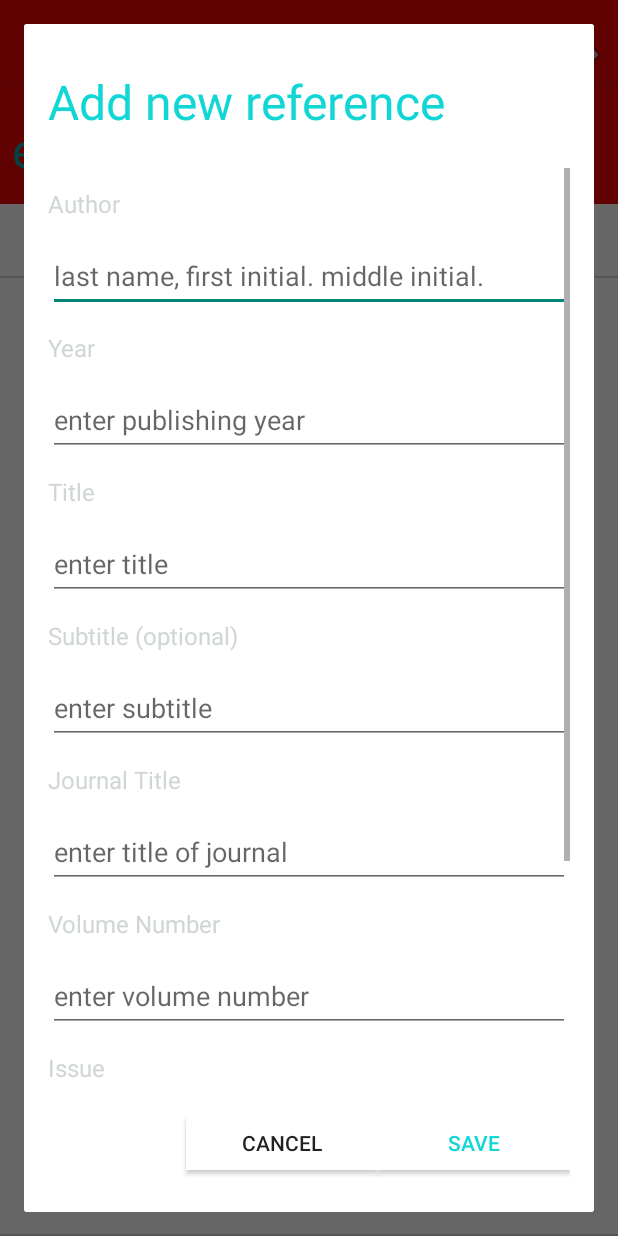
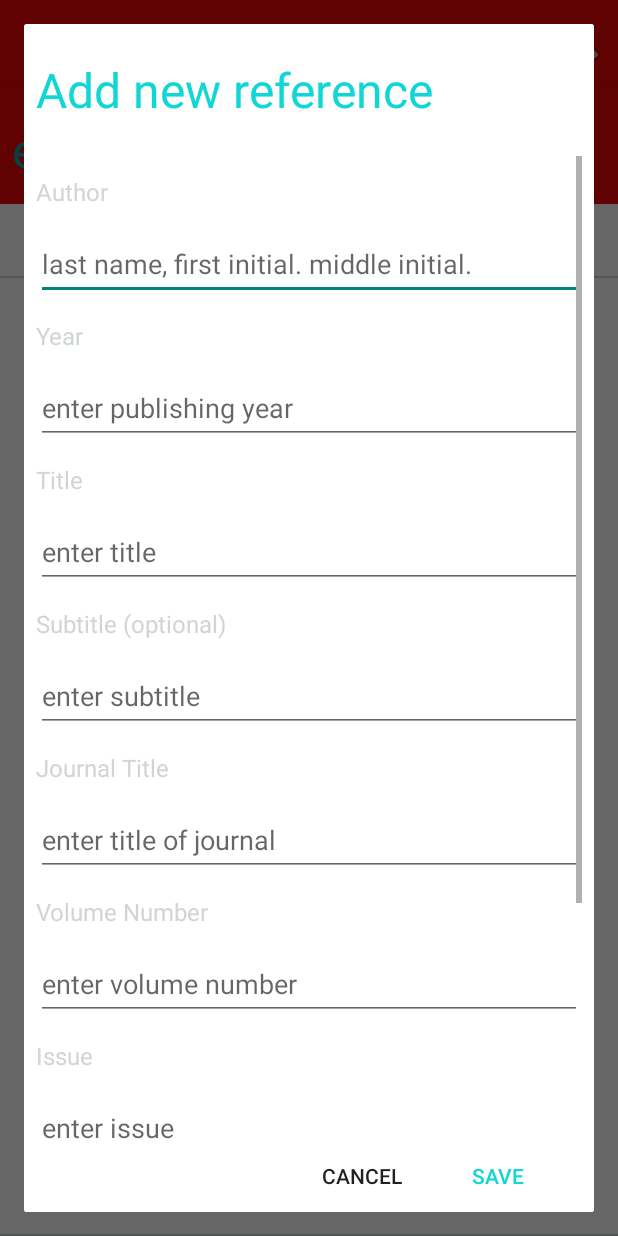
Before and after one commit to SafetyMarcus/EasyReference, an Android app: the ReferenceListActivity screen opened directly, with no data from a screen before it, after a tap on "JOURNAL", on a phone screen of 412 x 824 dp. Run offline under Robolectric (Android 15) with nearby library versions, the phone set to English and light mode, and no system bars; our stand-ins replace ButterKnife; libraries missing offline, so code that uses them is left out: com.squareup.otto; 1 statement that could not run was skipped; 3 other taps on this screen came first.

Commit message:
Fixing some more layouts

```diff
--- a/app/src/main/res/layout/apa_journal_reference_layout.xml
+++ b/app/src/main/res/layout/apa_journal_reference_layout.xml
@@ -2,7 +2,6 @@
 
 <LinearLayout xmlns:android="http://schemas.android.com/apk/res/android"
               android:orientation="vertical"
-              android:padding="8dp"
               android:layout_width="match_parent"
               android:layout_height="match_parent"
               android:background="@android:color/white"
@@ -157,25 +156,24 @@
     <LinearLayout
         android:layout_width="match_parent"
         android:layout_height="48dp"
-        android:layout_marginRight="8dp"
-        android:layout_marginBottom="8dp"
+        android:orientation="horizontal"
+        android:elevation="2dp"
         android:gravity="right">
 
         <Button
             android:id="@+id/cancel"
-            android:layout_width="128dp"
-            android:layout_height="36dp"
+            android:layout_width="match_parent"
+            android:layout_height="match_parent"
             android:text="@string/cancel"
+            android:gravity="right|center"
             android:background="@android:color/white"/>
 
         <Button
             android:id="@+id/save"
             android:layout_width="128dp"
-            android:layout_height="36dp"
+            android:layout_height="match_parent"
             android:text="@string/save"
             android:textColor="@color/bright_blue"
             android:background="@android:color/white"/>
-
     </LinearLayout>
-
 </LinearLayout>
--- a/app/src/main/res/values/styles.xml
+++ b/app/src/main/res/values/styles.xml
@@ -16,8 +16,7 @@
         <item name="android:textSize">16sp</item>
     </style>
 
-    <style name="EditTextStyle" parent="@android:style/Widget.Holo.Light.EditText">
-        <item name="android:inputType">textCapSentences|textMultiLine</item>
+    <style name="EditTextStyle" parent="Widget.AppCompat.EditText">
         <item name="android:dividerPadding">8dp</item>
         <item name="android:height">48dp</item>
         <item name="android:paddingTop">16dp</item>
```
Also changed, not shown: app/src/main/res/layout/apa_book_reference_layout.xml (+6 -8 lines).
